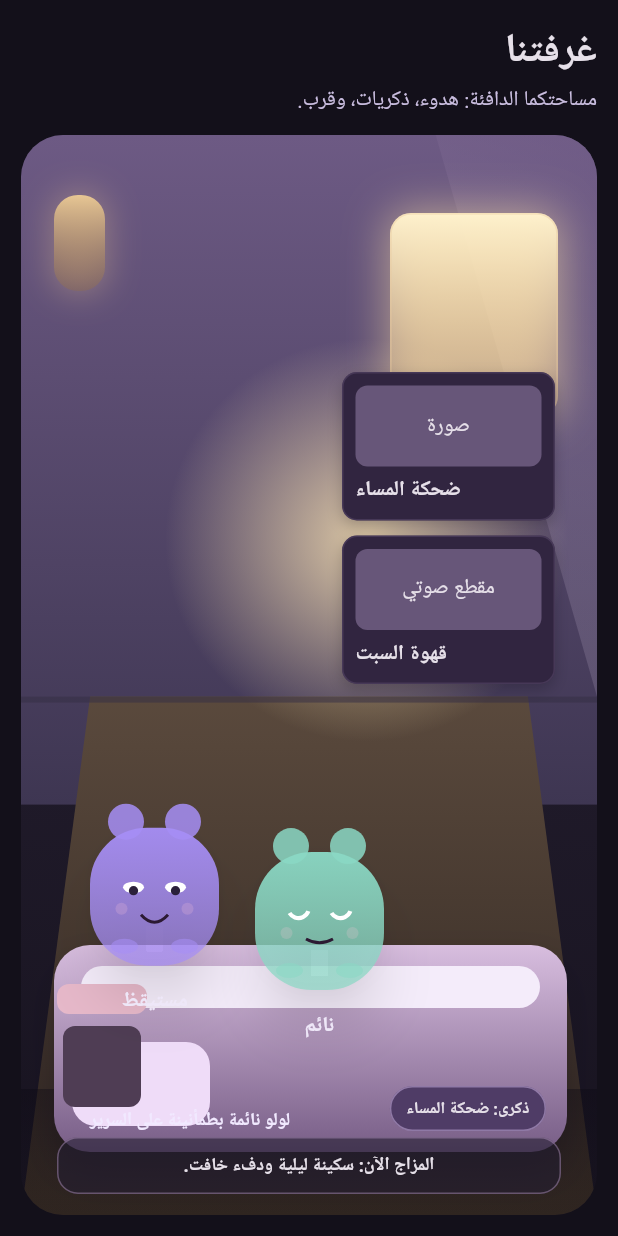
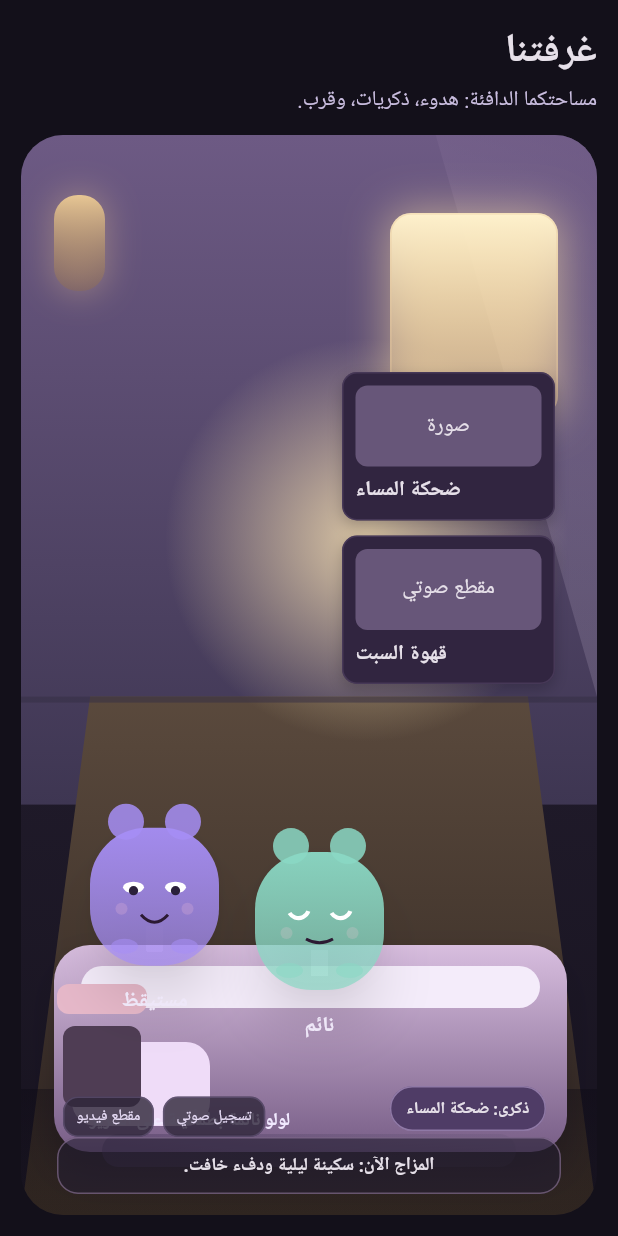
Before and after one commit to Eng-tammahCS/ROP-App, a Flutter app: the screen it shows after launch, on a phone screen of 412 x 824 dp. Run offline on Flutter 3.47's test engine with Material 3 defaults, Android fonts, the phone set to English and light mode, and no system bars.

```diff
--- a/lib/screens/bedroom_screen.dart
+++ b/lib/screens/bedroom_screen.dart
@@ -97,9 +97,20 @@ class _BedroomScreenState extends State<BedroomScreen> with SingleTickerProvider
                               ),
                             ),
                             const Positioned(
+                              left: 54,
+                              right: 54,
+                              bottom: 32,
+                              child: _BedRug(),
+                            ),
+                            const Positioned(
                               left: 18,
                               bottom: 72,
                               child: _SideTable(),
+                            ),
+                            Positioned(
+                              left: 22,
+                              bottom: 52,
+                              child: _FloorMemories(memories: memories),
                             ),
                             Positioned(
                               left: 34,
@@ -339,6 +350,68 @@ class _SideTable extends StatelessWidget {
   }
 }
 
+class _BedRug extends StatelessWidget {
+  const _BedRug();
+
+  @override
+  Widget build(BuildContext context) {
+    return IgnorePointer(
+      child: Container(
+        height: 22,
+        decoration: BoxDecoration(
+          borderRadius: BorderRadius.circular(18),
+          gradient: const LinearGradient(
+            colors: [Color(0x66443459), Color(0x22504966)],
+          ),
+        ),
+      ),
+    );
+  }
+}
+
+class _FloorMemories extends StatelessWidget {
+  const _FloorMemories({required this.memories});
+
+  final List<MemoryItem> memories;
+
+  @override
+  Widget build(BuildContext context) {
+    if (memories.length < 2) {
+      return const SizedBox.shrink();
+    }
+
+    return Row(
+      children: [
+        for (final memory in memories.skip(1).take(2))
+          Container(
+            margin: const EdgeInsets.only(left: 6),
+            padding: const EdgeInsets.symmetric(horizontal: 8, vertical: 5),
+            decoration: BoxDecoration(
+              color: const Color(0xCC2D2538),
+              borderRadius: BorderRadius.circular(10),
+              border: Border.all(color: const Color(0x886D5D83)),
+            ),
+            child: Text(
+              _floorMemoryLabel(memory.kind),
+              style: const TextStyle(fontSize: 10, color: Color(0xFFE6DBF5)),
+            ),
+          ),
+      ],
+    );
+  }
+
+  String _floorMemoryLabel(MemoryKind kind) {
+    switch (kind) {
+      case MemoryKind.image:
+        return 'إطار صورة';
+      case MemoryKind.audio:
+        return 'تسجيل صوتي';
+      case MemoryKind.video:
+        return 'مقطع فيديو';
+    }
+  }
+}
+
 class _MemoryWall extends StatelessWidget {
   const _MemoryWall({required this.memories});
 
```
Also changed, not shown: 1 other file.
